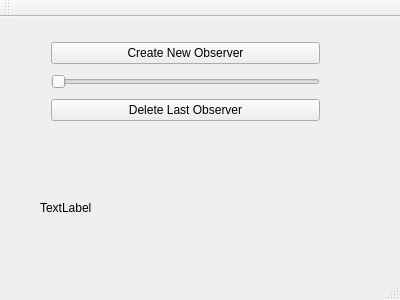
First picture: the form in Lectures/Lecture17 - Observer Pattern/Examples/ObserverExercise3/mainwindow.ui, repository KKevinTso/CSE-335, before the edit.
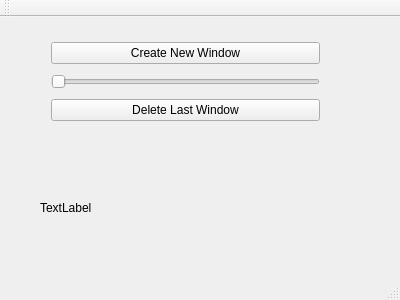
Second picture: the form after the edit.

```diff
--- a/Lectures/Lecture17 - Observer Pattern/Examples/ObserverExercise3/mainwindow.ui
+++ b/Lectures/Lecture17 - Observer Pattern/Examples/ObserverExercise3/mainwindow.ui
@@ -27,7 +27,7 @@
      <item>
       <widget class="QPushButton" name="CreateButton">
        <property name="text">
-        <string>Create New Observer</string>
+        <string>Create New Window</string>
        </property>
       </widget>
      </item>
@@ -41,7 +41,7 @@
      <item>
       <widget class="QPushButton" name="DeleteButton">
        <property name="text">
-        <string>Delete Last Observer</string>
+        <string>Delete Last Window</string>
        </property>
       </widget>
      </item>
```
Left out of the diff: 2 changed lines with no effect on the pictures.
